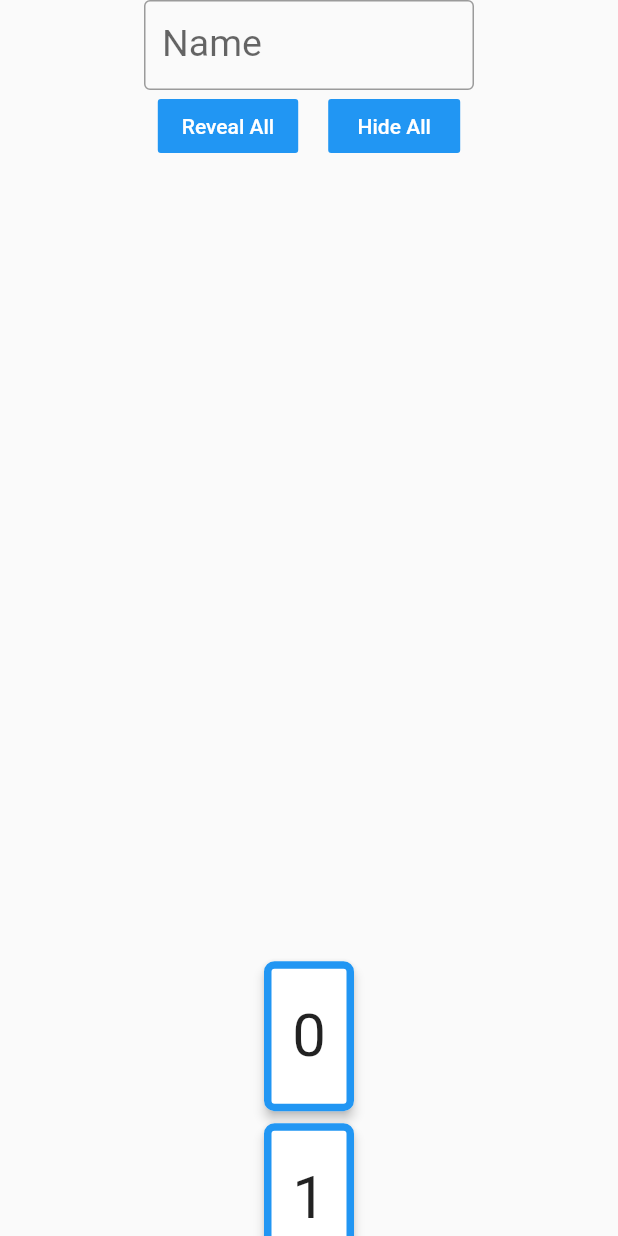
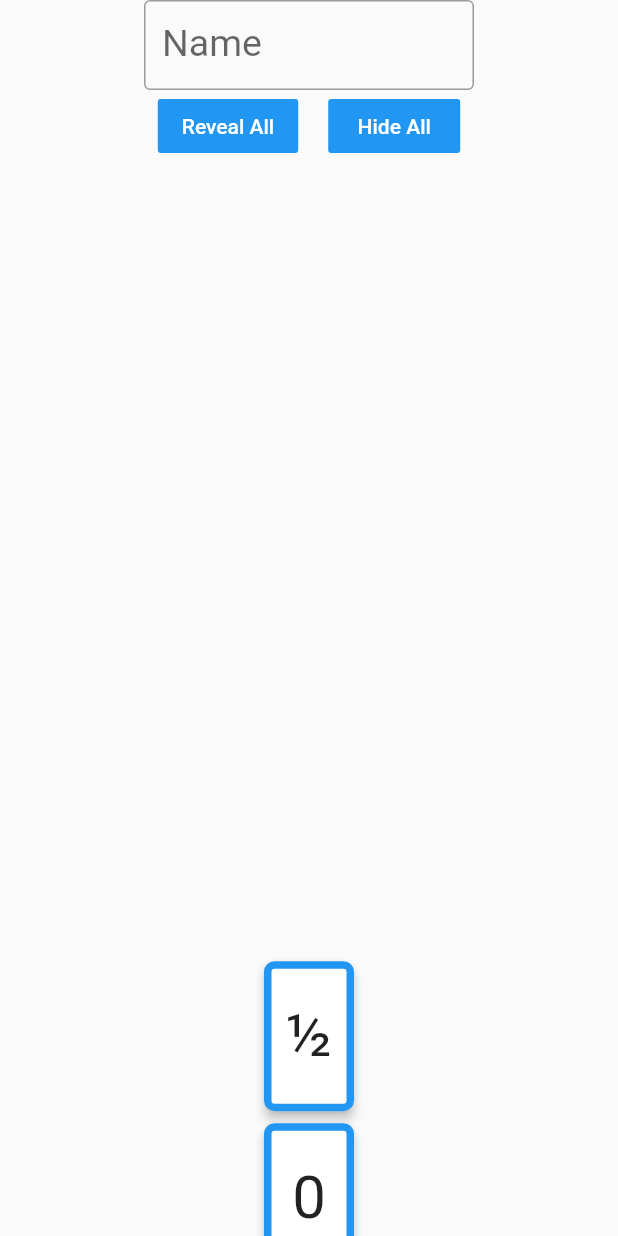
Before and after one commit to nmur/planning_poker, a Flutter app: the screen it shows after launch, on a phone screen of 412 x 824 dp. Run offline on Flutter 3.47's test engine with Material 2 defaults, Android fonts, the light colour scheme and no system bars; our stand-ins replace cloud_firestore; accounts and stored records are empty.

Commit message:
made estimation a string and added the half sp estimation

```diff
--- a/lib/estimation_button_bar.dart
+++ b/lib/estimation_button_bar.dart
@@ -15,15 +15,16 @@ class EstimationButtonBar extends StatelessWidget {
       buttonPadding: EdgeInsets.all(0),
       alignment: MainAxisAlignment.center,
       children: <Widget>[
-        buildEstimationButton(value: 0),
-        buildEstimationButton(value: 1),
-        buildEstimationButton(value: 2),
-        buildEstimationButton(value: 3),
-        buildEstimationButton(value: 5),
-        buildEstimationButton(value: 8),
-        buildEstimationButton(value: 13),
-        buildEstimationButton(value: 20),
-        buildEstimationButton(value: 40),
+        buildEstimationButton(value: '½'),
+        buildEstimationButton(value: '0'),
+        buildEstimationButton(value: '1'),
+        buildEstimationButton(value: '2'),
+        buildEstimationButton(value: '3'),
+        buildEstimationButton(value: '5'),
+        buildEstimationButton(value: '8'),
+        buildEstimationButton(value: '13'),
+        buildEstimationButton(value: '20'),
+        buildEstimationButton(value: '40'),
         GestureDetector(
           child: new Card(
             elevation: 3,
@@ -81,7 +82,7 @@ class EstimationButtonBar extends StatelessWidget {
     );
   }
 
-  Widget buildEstimationButton({int value}) {
+  Widget buildEstimationButton({String value}) {
     return GestureDetector(
       child: new Card(
         elevation: 3,
@@ -94,7 +95,7 @@ class EstimationButtonBar extends StatelessWidget {
             height: 100,
             child: Center(
                 child: Text(
-              value.toString(),
+              value,
               style: TextStyle(fontSize: 40),
             ))),
       ),
```
Also changed, not shown: pubspec.lock.
